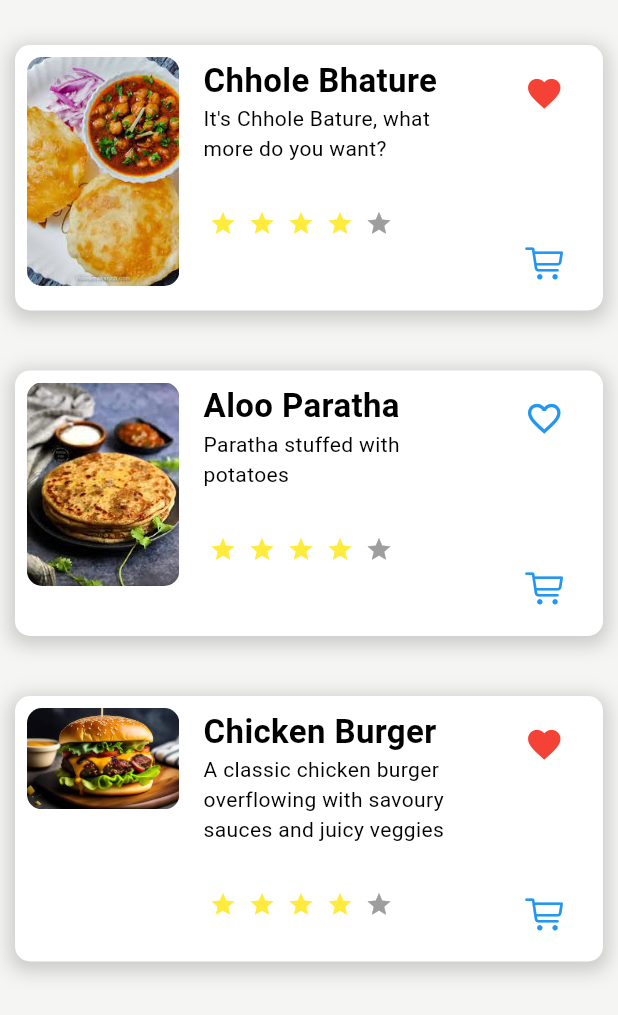
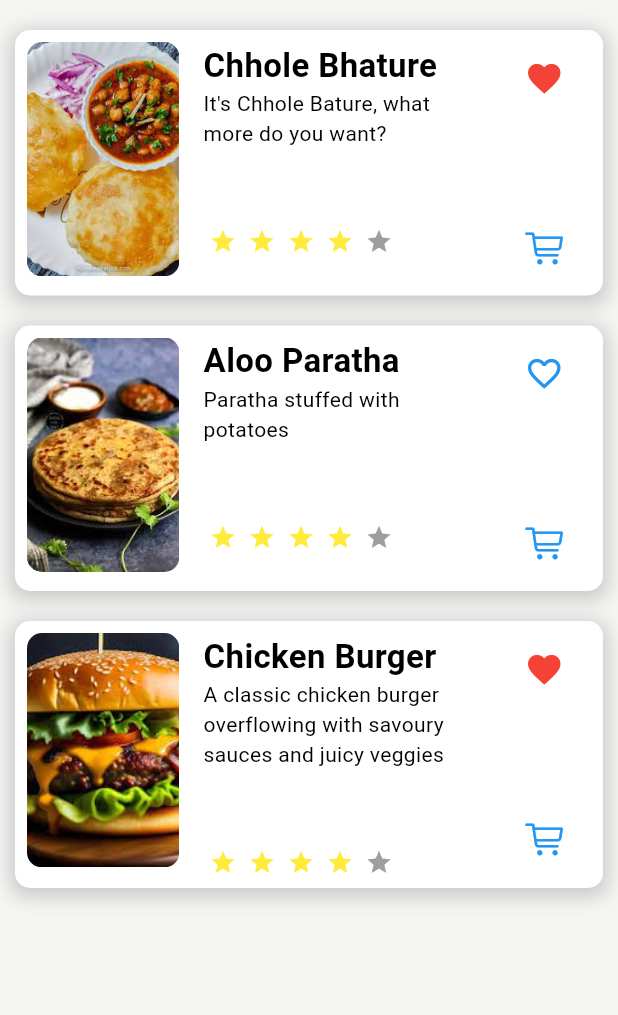
Before and after one commit to Sunilsangfroid/Food_Printing_App, a Flutter app: the NewestItemsWidget widget shown alone on an empty page, opened directly, after a tap on the "favorite outline" icon, on a phone screen of 412 x 824 dp. Shown: the top 1015 px of the screen. Run offline on Flutter 3.47's test engine with Material 3 defaults, Android fonts, the phone set to English and light mode, and no system bars; drawn by our look-alikes of flutter_rating_bar; our stand-ins replace firebase_auth, firebase_core, google_sign_in, image_picker; accounts and stored records are empty.

Commit message:
fixed the image problem

```diff
--- a/lib/Widgets/NewestItemsWidget.dart
+++ b/lib/Widgets/NewestItemsWidget.dart
@@ -4,14 +4,14 @@
 import '../foodclass.dart';
 
 class NewestItemsWidget extends StatefulWidget {
-  const NewestItemsWidget({super.key});
+  const NewestItemsWidget({Key? key}) : super(key: key);
 
   @override
   State<NewestItemsWidget> createState() => _NewestItemsWidgetState();
 }
 
 class _NewestItemsWidgetState extends State<NewestItemsWidget> {
-  void favouriteItem(id) {
+  void favouriteItem(int id) {
     if (favourites.contains(id)) {
       favourites.remove(id);
     } else {
@@ -35,8 +35,6 @@
                   Navigator.pushNamed(context, "/item", arguments: id)
                       .then((value) => setState(() {}));
                 },
-                child: Padding(
-                  padding: const EdgeInsets.symmetric(vertical: 10),
                 child: Padding(
                   padding: const EdgeInsets.symmetric(vertical: 10),
                   child: Container(
@@ -63,9 +61,12 @@
                             padding: const EdgeInsets.all(8.0),
                             child: ClipRRect(
                               borderRadius: BorderRadius.circular(10.0),
+                              child: AspectRatio(
+                                aspectRatio: 0.65,
                                 child: Image.asset(
                                   newest[id]!.imagePath,
                                   fit: BoxFit.cover,
+                                ),
                               ),
                             ),
                           ),
@@ -76,8 +77,7 @@
                             padding: const EdgeInsets.all(8.0),
                             child: Column(
                               crossAxisAlignment: CrossAxisAlignment.start,
-                                mainAxisAlignment:
-                                    MainAxisAlignment.spaceAround,
+                              mainAxisAlignment: MainAxisAlignment.spaceAround,
                               children: [
                                 Text(
                                   newest[id]!.name,
@@ -93,7 +93,7 @@
                                   ),
                                 ),
                                 const SizedBox(
-                                    height: 31,
+                                  height: 53,
                                 ),
                                 Row(
                                   mainAxisAlignment:
@@ -124,8 +124,7 @@
                           child: Padding(
                             padding: const EdgeInsets.all(8.0),
                             child: Column(
-                                mainAxisAlignment:
-                                    MainAxisAlignment.spaceBetween,
+                              mainAxisAlignment: MainAxisAlignment.spaceBetween,
                               children: [
                                 IconButton(
                                   onPressed: () {
@@ -163,7 +162,6 @@
                   ),
                 ),
               ),
-              )
             // Other items go here...
           ],
         ),
```
Lines whose indentation alone changed are shown as unchanged.
